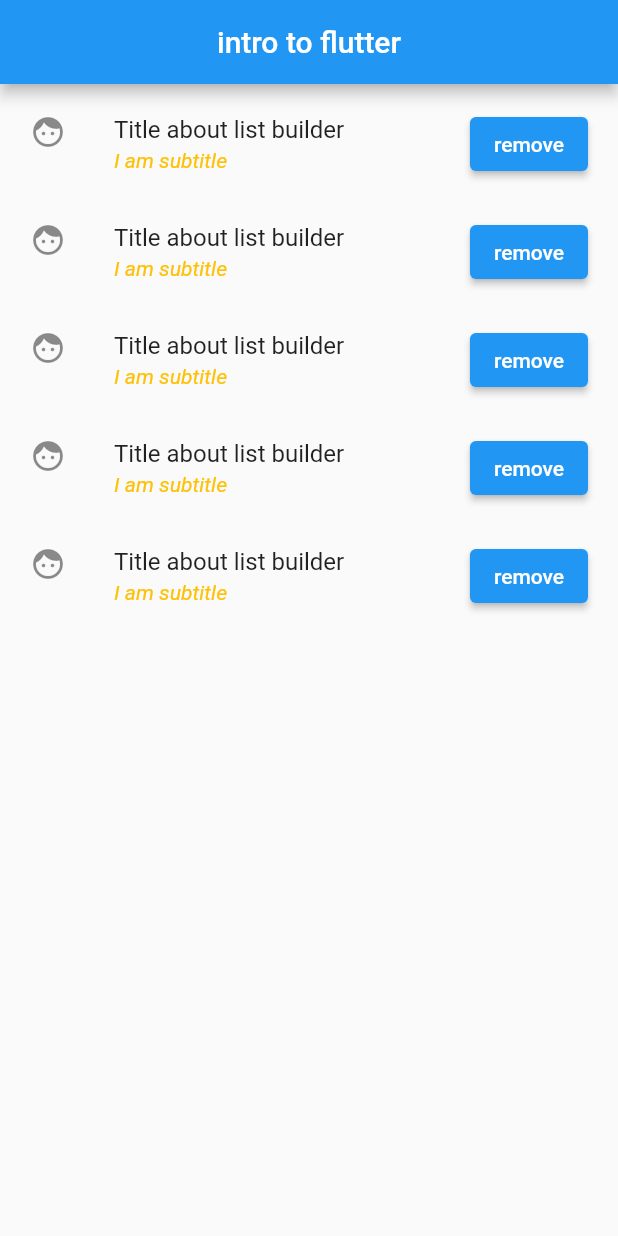
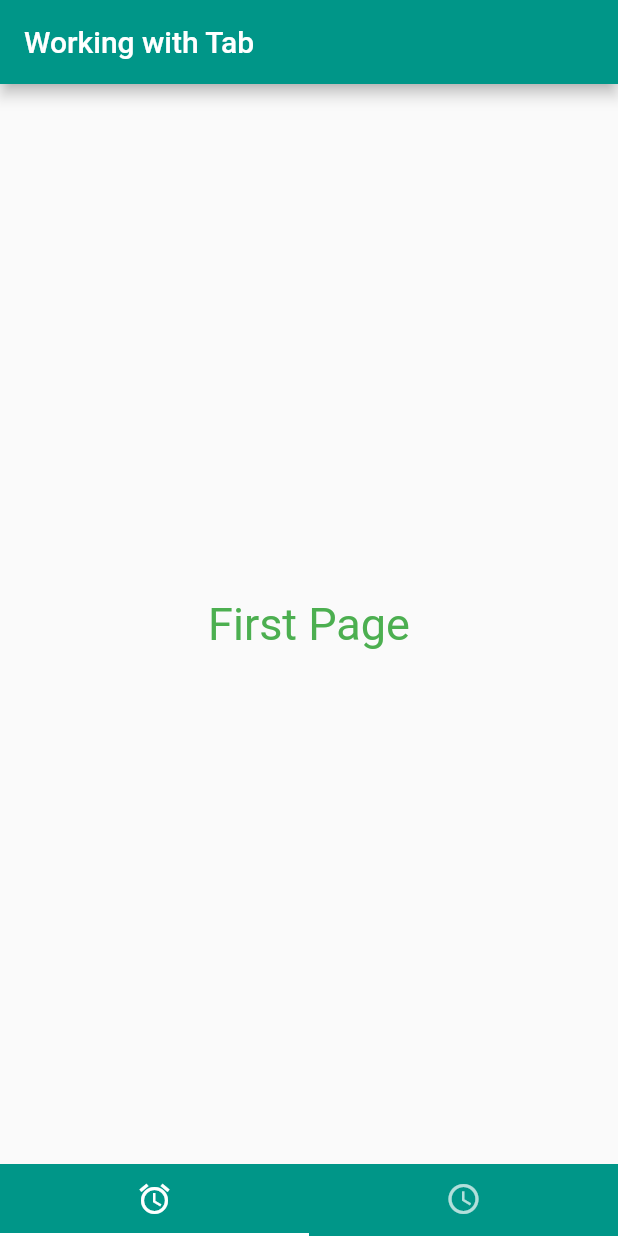
Before and after one commit to nilldiggonto/Flutter-app-design, a Flutter app: the screen it shows after launch, on a phone screen of 412 x 824 dp. Run offline on Flutter 3.47's test engine with Material 2 defaults, Android fonts, the phone set to English and light mode, and no system bars.

Commit message:
Flutter Tab

```diff
--- /dev/null
+++ b/intro_app/lib/firstPage.dart
@@ -0,0 +1,20 @@
+import 'package:flutter/material.dart';
+
+class FirstPage extends StatelessWidget {
+  const FirstPage({Key? key}) : super(key: key);
+
+  @override
+  Widget build(BuildContext context) {
+    return Container(
+      child: Center(
+        child: Text(
+          'First Page',
+          style: TextStyle(
+            fontSize: 30.0,
+            color: Colors.green,
+          ),
+        ),
+      ),
+    );
+  }
+}
--- a/intro_app/lib/main.dart
+++ b/intro_app/lib/main.dart
@@ -1,8 +1,13 @@
 // import 'package:flutter_test/flutter_test.dart'
 import 'package:flutter/material.dart';
+import 'package:intro_app/firstPage.dart';
+import 'package:intro_app/secondPage.dart';
 
 void main() => runApp(MaterialApp(
       home: HomePage(),
+      theme: ThemeData(
+        primarySwatch: Colors.teal,
+      ),
     ));
 
 class HomePage extends StatefulWidget {
@@ -12,82 +17,53 @@ class HomePage extends StatefulWidget {
   _HomePageState createState() => _HomePageState();
 }
 
-class _HomePageState extends State<HomePage> {
+class _HomePageState extends State<HomePage>
+    with SingleTickerProviderStateMixin {
+  TabController? controller;
+
+  @override
+  void initState() {
+    // TODO: implement initState
+    super.initState();
+    controller = TabController(vsync: this, length: 2);
+  }
+
+  @override
+  void dispose() {
+    // TODO: implement dispose
+    controller!.dispose();
+    super.dispose();
+  }
+
   @override
   Widget build(BuildContext context) {
     return Scaffold(
       appBar: AppBar(
-        title: Center(
-          child: Text('intro to flutter'),
+        title: Text('Working with Tab'),
+        backgroundColor: Colors.teal,
+        // bottom:
+      ),
+      bottomNavigationBar: Material(
+        color: Colors.teal,
+        child: TabBar(
+          controller: controller,
+          tabs: [
+            Tab(
+              icon: Icon(Icons.access_alarm),
+            ),
+            Tab(
+              icon: Icon(Icons.access_time),
+            )
+          ],
         ),
       ),
-      body: _MyList(),
+      body: TabBarView(
+        controller: controller,
+        children: [
+          FirstPage(),
+          SecondPage(),
+        ],
+      ),
     );
   }
 }
-
-class _MyList extends StatelessWidget {
-  const _MyList({Key? key}) : super(key: key);
-
-  @override
-  Widget build(BuildContext context) {
-    return ListView.builder(
-      padding: const EdgeInsets.all(4.0),
-      itemCount: 5,
-      itemBuilder: (context, i) {
-        return ListTile(
-          title: Text('Title about list builder'),
-          subtitle: Text(
-            'I am subtitle',
-            style: TextStyle(fontStyle: FontStyle.italic, color: Colors.amber),
-          ),
-          leading: Icon(Icons.face),
-          trailing: ElevatedButton(
-            child: Text('remove'),
-            onPressed: () {
-              deleteDialog(context).then((value) {
-                print('$value');
-              });
-            },
-          ),
-        );
-      },
-    );
-  }
-}
-
-Future<bool> deleteDialog(BuildContext context) async {
-  return await showDialog(
-    context: context,
-    barrierDismissible: false,
-    builder: (BuildContext context) {
-      return AlertDialog(
-        title: Text('Will deleted'),
-        actions: [
-          TextButton(
-            onPressed: () {
-              Navigator.of(context).pop(true);
-            },
-            child: Text('yes'),
-          ),
-          TextButton(
-              onPressed: () {
-                Navigator.of(context).pop(false);
-              },
-              child: Text('No'))
-        ],
-      );
-    },
-  );
-}
-
-
-
-// Hlw world body
-//  body: Center(
-//           child: Text(
-//             'Yo i wrote something',
-//             style: TextStyle(
-//                 fontSize: 24.0, color: Colors.red, fontFamily: 'BigShoulder'),
-//           ),
-//         ),
```
Also changed, not shown: intro_app/lib/secondPage.dart (added, +20 -0 lines).
